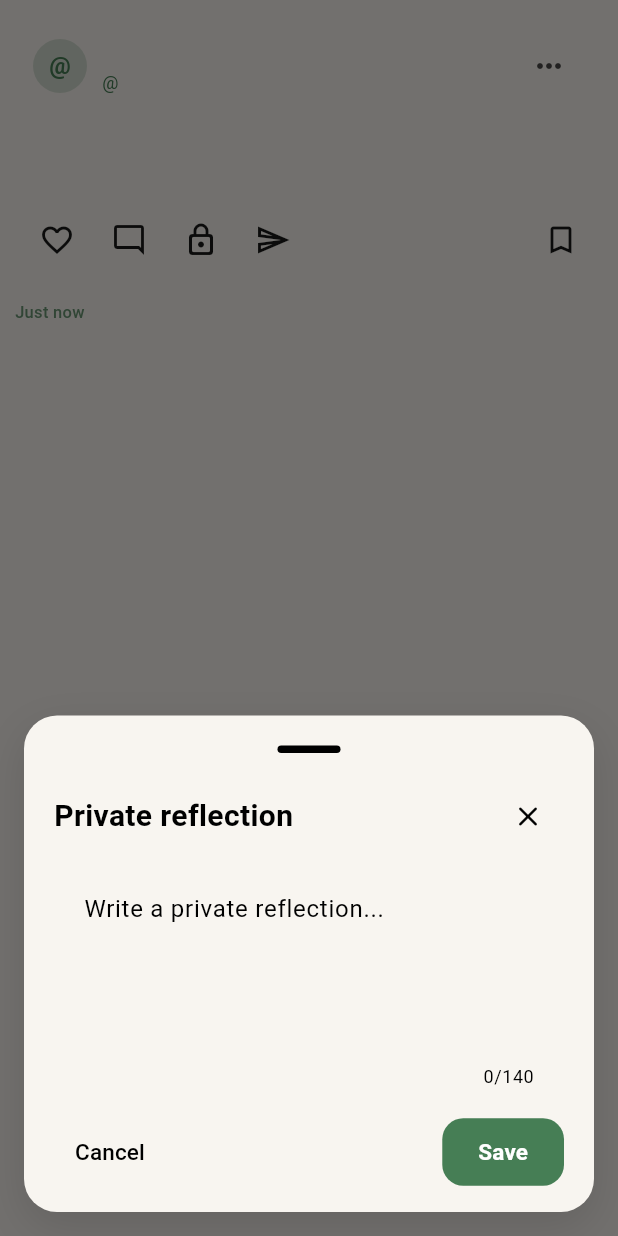
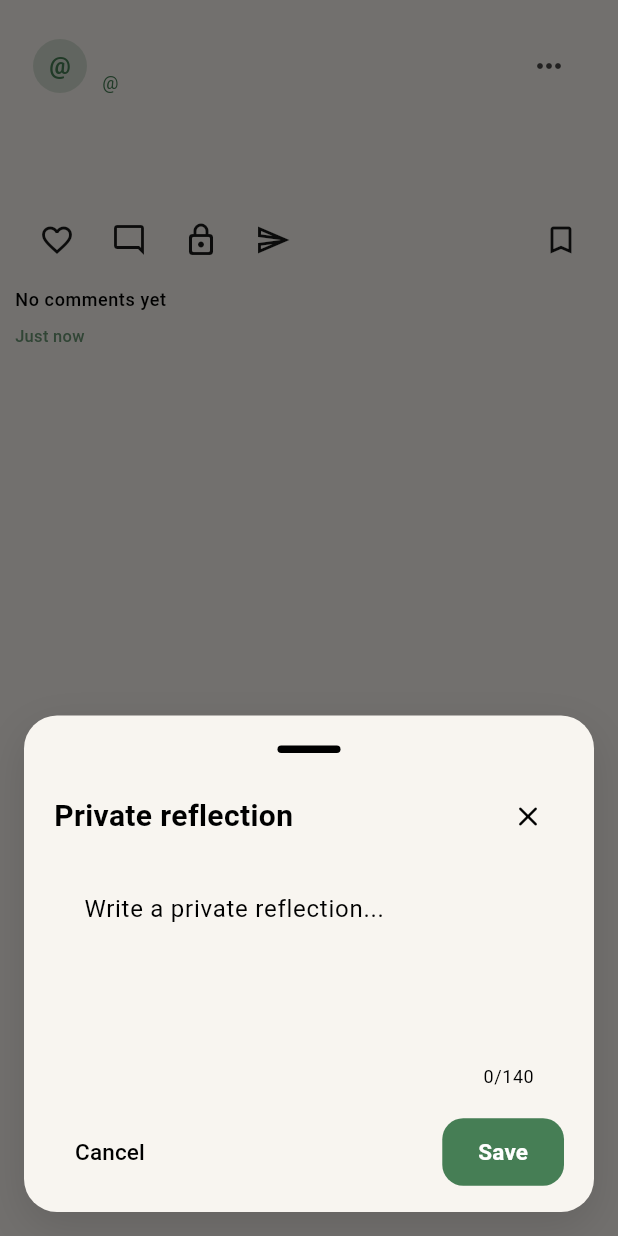
Before and after one commit to mohtadieb/ummah-chat, a Flutter app: the MyPostTile widget shown alone on an empty page, opened directly with empty values, after a tap on the "lock outline" icon, on a phone screen of 412 x 824 dp. Run offline on Flutter 3.47's test engine with Material 3 defaults, Android fonts, the phone set to English and light mode, and no system bars; our stand-ins replace easy_localization, firebase_core, firebase_messaging, image_cropper, image_picker, just_audio and 6 more; missing offline and left inert: flutter_sound, photo_manager, photo_manager_image_provider, video_compress, video_thumbnail, wechat_assets_picker; accounts and stored records are empty.

Commit message:
working UI comments

```diff
--- a/lib/components/my_post_tile.dart
+++ b/lib/components/my_post_tile.dart
@@ -879,18 +879,22 @@ class _MyPostTileState extends State<MyPostTile>
               // - plural uses your "View all comments" key:
               //   one: "View 1 comment"
               //   other: "View all {count} comments"
-              if (!widget.isInPostPage && commentCount > 0)
+              if (!widget.isInPostPage)
                 Padding(
                   padding: const EdgeInsets.symmetric(horizontal: 10),
                   child: GestureDetector(
-                    onTap: widget.onPostTap,
+                    onTap: commentCount > 0 ? widget.onPostTap : null,
                     child: Text(
-                      "View all comments".plural(
+                      commentCount == 0
+                          ? 'No comments yet'.tr()
+                          : 'View all comments'.plural(
                         commentCount,
-                        namedArgs: {"count": commentCount.toString()},
+                        namedArgs: {'count': commentCount.toString()},
                       ),
                       style: theme.textTheme.bodySmall?.copyWith(
-                        color: theme.colorScheme.primary,
+                        color: commentCount == 0
+                            ? theme.colorScheme.onSurfaceVariant
+                            : theme.colorScheme.primary,
                         fontWeight: FontWeight.w500,
                       ),
                     ),
--- a/lib/pages/post_page.dart
+++ b/lib/pages/post_page.dart
@@ -300,7 +300,7 @@ class _PostPageState extends State<PostPage> {
                     child: Padding(
                       padding: const EdgeInsets.all(16.0),
                       child: Text(
-                        "No comments yet...".tr(),
+                        "No comments yet".tr(),
                         style: TextStyle(
                           color: theme.colorScheme.primary,
                         ),
--- a/pubspec.yaml
+++ b/pubspec.yaml
@@ -49,6 +49,8 @@ dependencies:
   http: ^1.2.2
   share_plus: ^10.0.0
   async: ^2.11.0
+  image: ^4.2.0
+
 
 
 
```
Also changed, not shown: assets/lang/ar.json, assets/lang/en.json, assets/lang/nl.json, pubspec.lock.
